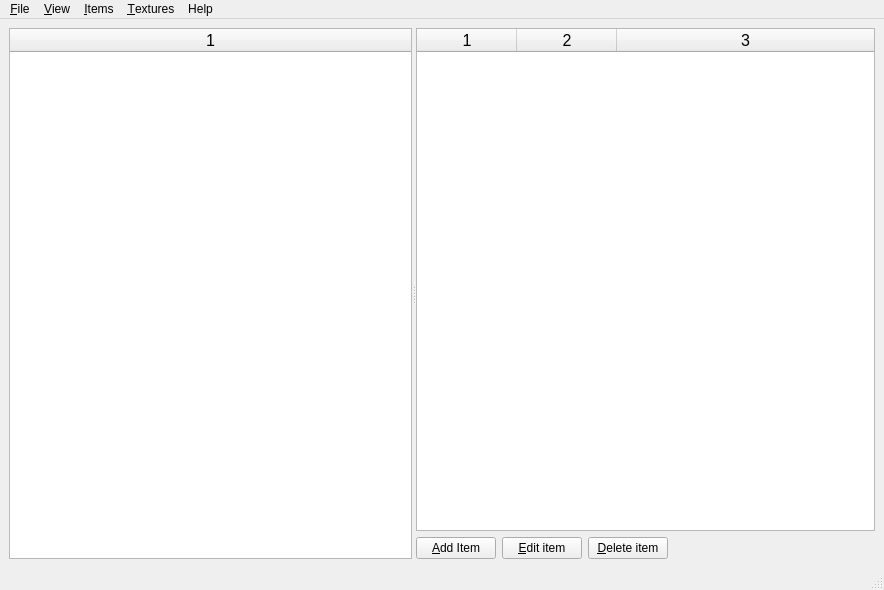
Before: the Qt Designer form monsterEditor/src/mainForm.ui in jeremydumais/TheWarrior, drawn with Qt 5.
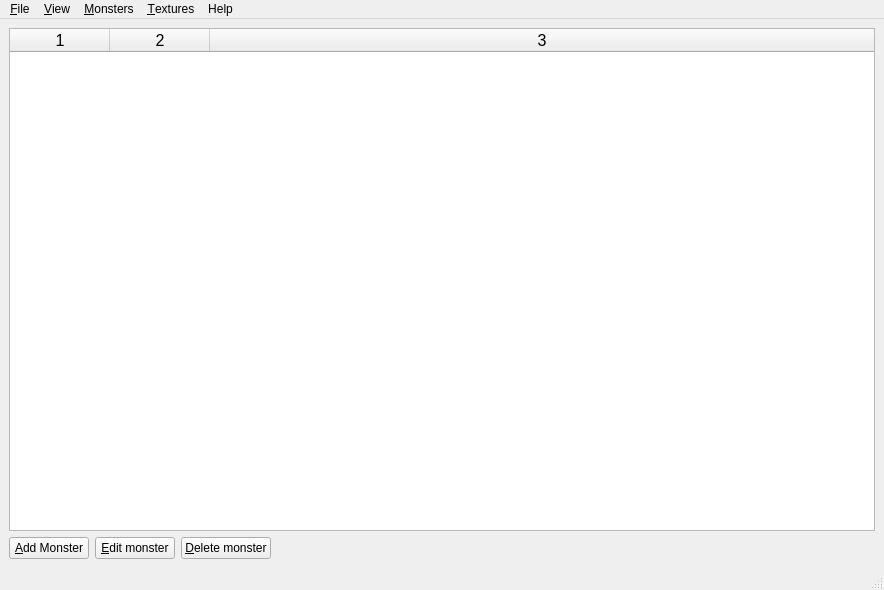
After: the same form once the commit is applied. Icons and pictures are not drawn.

Commit message: Add Monster Editor Icon, desktop file, aboutbox, image attribution form and start working on the main form.

Patch:
```diff
--- a/monsterEditor/src/mainForm.ui
+++ b/monsterEditor/src/mainForm.ui
@@ -26,41 +26,6 @@
         <property name="orientation">
          <enum>Qt::Horizontal</enum>
         </property>
-        <widget class="QTableWidget" name="tableWidgetItemCategories">
-         <property name="font">
-          <font>
-           <pointsize>12</pointsize>
-          </font>
-         </property>
-         <property name="editTriggers">
-          <set>QAbstractItemView::NoEditTriggers</set>
-         </property>
-         <property name="selectionMode">
-          <enum>QAbstractItemView::SingleSelection</enum>
-         </property>
-         <property name="selectionBehavior">
-          <enum>QAbstractItemView::SelectRows</enum>
-         </property>
-         <property name="iconSize">
-          <size>
-           <width>24</width>
-           <height>24</height>
-          </size>
-         </property>
-         <property name="columnCount">
-          <number>1</number>
-         </property>
-         <attribute name="horizontalHeaderVisible">
-          <bool>true</bool>
-         </attribute>
-         <attribute name="horizontalHeaderStretchLastSection">
-          <bool>true</bool>
-         </attribute>
-         <attribute name="verticalHeaderVisible">
-          <bool>false</bool>
-         </attribute>
-         <column/>
-        </widget>
         <widget class="QWidget" name="verticalLayoutWidget">
          <layout class="QVBoxLayout" name="verticalLayout">
           <item>
@@ -113,7 +78,7 @@
             <item>
              <widget class="QPushButton" name="pushButtonAddItem">
               <property name="text">
-               <string>&amp;Add Item</string>
+               <string>&amp;Add Monster</string>
               </property>
               <property name="icon">
                <iconset resource="../res/global.qrc">
@@ -124,7 +89,7 @@
             <item>
              <widget class="QPushButton" name="pushButtonEditItem">
               <property name="text">
-               <string>&amp;Edit item</string>
+               <string>&amp;Edit monster</string>
               </property>
               <property name="icon">
                <iconset resource="../res/global.qrc">
@@ -135,7 +100,7 @@
             <item>
              <widget class="QPushButton" name="pushButtonDeleteItem">
               <property name="text">
-               <string>&amp;Delete item</string>
+               <string>&amp;Delete monster</string>
               </property>
               <property name="icon">
                <iconset resource="../res/global.qrc">
@@ -236,9 +201,9 @@
     </widget>
     <addaction name="menu_Color_theme"/>
    </widget>
-   <widget class="QMenu" name="menu_Items">
+   <widget class="QMenu" name="menu_Monsters">
     <property name="title">
-     <string>&amp;Items</string>
+     <string>&amp;Monsters</string>
     </property>
     <addaction name="action_AddItem"/>
     <addaction name="action_EditItem"/>
@@ -252,7 +217,7 @@
    </widget>
    <addaction name="menu_File"/>
    <addaction name="menu_View"/>
-   <addaction name="menu_Items"/>
+   <addaction name="menu_Monsters"/>
    <addaction name="menu_Textures"/>
    <addaction name="menuHelp"/>
   </widget>
```
Left out of the diff: 32 changed lines with no effect on the pictures. The commit also changes 19 other files.
